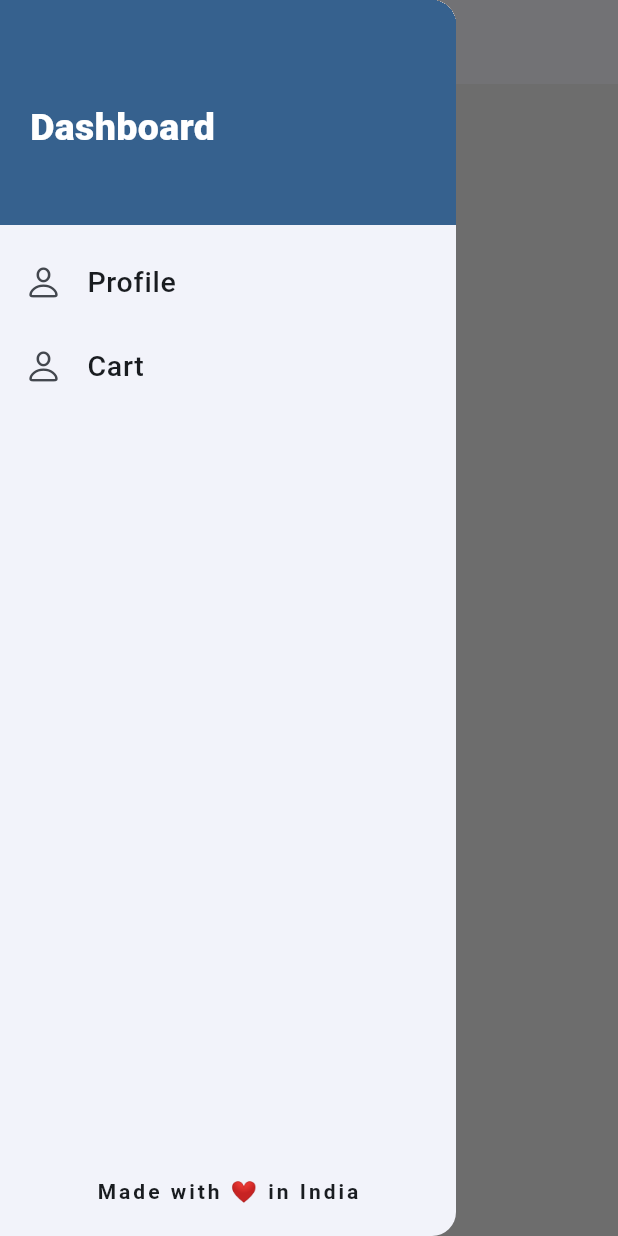
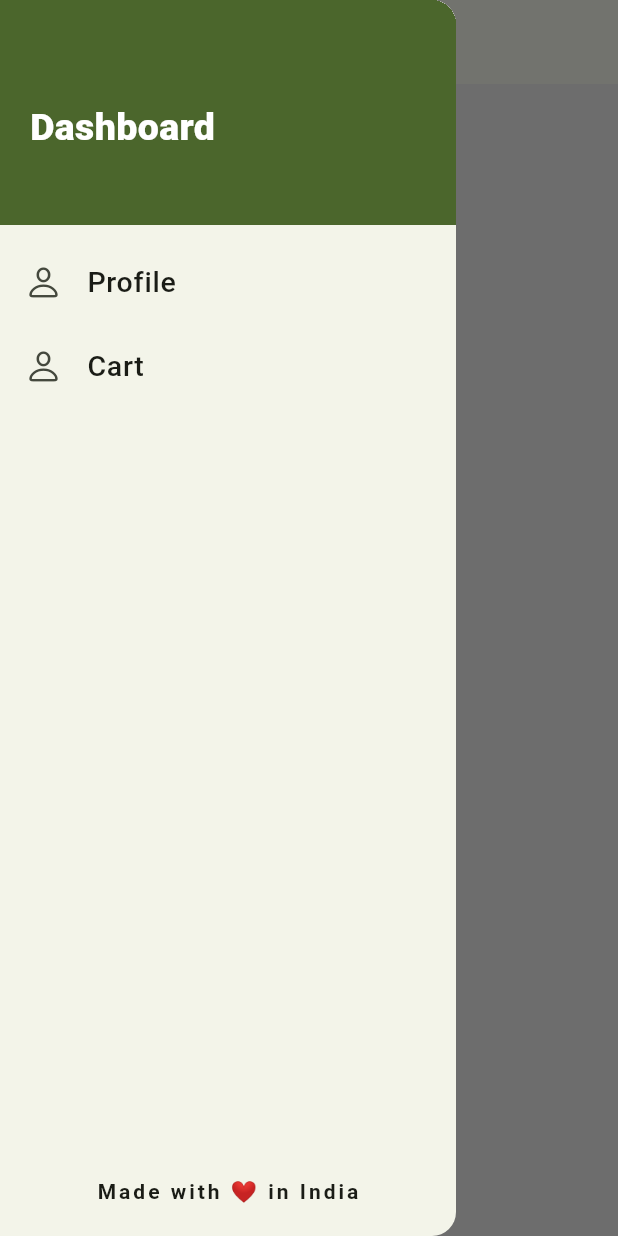
Before and after one commit to Cricketerboy/clinikally_project, a Flutter app: the screen it shows after launch, with the side drawer open, on a phone screen of 412 x 824 dp. Run offline on Flutter 3.47's test engine with Material 3 defaults, Android fonts, the phone set to English and light mode, and no system bars; our stand-ins replace csv, pinput.

Commit message:
final commit

```diff
--- a/lib/main.dart
+++ b/lib/main.dart
@@ -15,7 +15,7 @@ class MyApp extends StatelessWidget {
       title: 'Clinikally Project',
       debugShowCheckedModeBanner: false,
       theme: ThemeData(
-        colorScheme: ColorScheme.fromSeed(seedColor: Colors.blue),
+        colorScheme: ColorScheme.fromSeed(seedColor: Colors.lightGreen),
         useMaterial3: true,
       ),
       home: const HomeScreen(),
```
